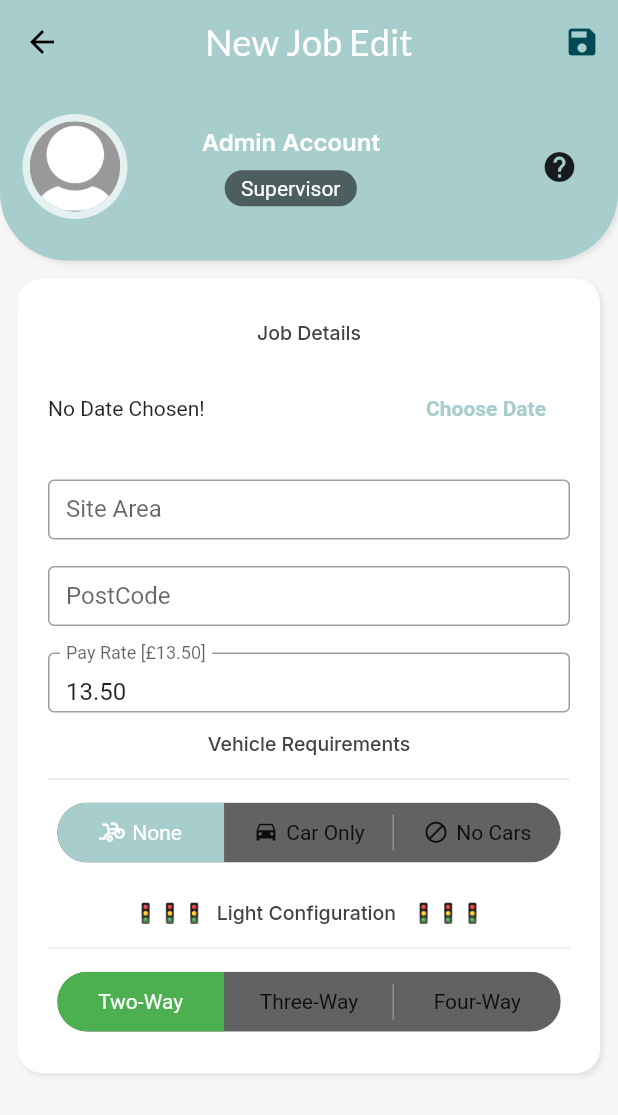
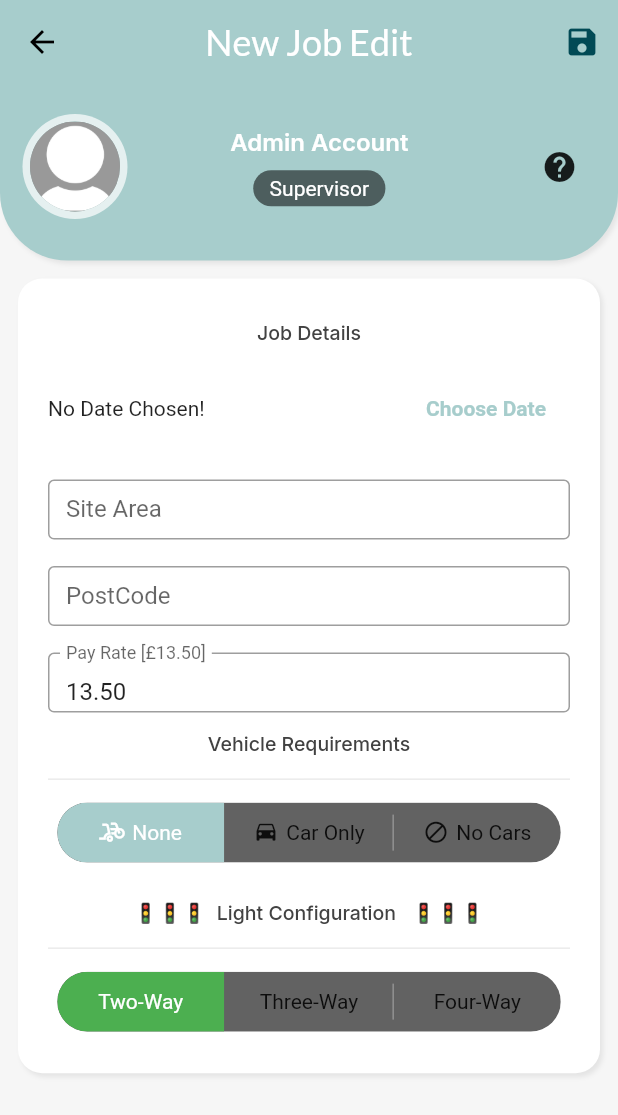
Before and after one commit to AlohaGodfrey/disso_app, a Flutter app: the EditJobScreen screen opened by its route, after a tap on the "help" icon, on a phone screen of 412 x 824 dp. Shown: the top 1115 px of the screen. Run offline on Flutter 3.47's test engine with Material 2 defaults, Android fonts, the phone set to English and light mode, and no system bars; drawn by our look-alikes of toggle_switch; our stand-ins replace circular_countdown_timer, cool_alert, font_awesome_flutter, google_fonts, google_maps_flutter, loading_animation_widget and 3 more; accounts and stored records are empty; network calls fail.

Commit message:
smallResponsiveChanges

```diff
--- a/lib/screens/auth_screen.dart
+++ b/lib/screens/auth_screen.dart
@@ -243,7 +243,9 @@ class _AuthCardState extends State<AuthCard>
         constraints: BoxConstraints(
           minHeight: _authMode == AuthMode.Signup ? 400 : 260,
         ),
-        width: deviceSize.width * 0.75,
+        // width: deviceSize.width * 0.75,
+        width: deviceSize.width > 600 ? 450 : deviceSize.width * 0.75,
+
         padding: const EdgeInsets.all(16.0),
         child: Form(
           key: _formKey,
--- a/lib/screens/edit_job_screen.dart
+++ b/lib/screens/edit_job_screen.dart
@@ -1,7 +1,7 @@
 import 'package:disso_app/screens/list_job_screen.dart';
 import 'package:flutter/material.dart';
 import 'package:provider/provider.dart';
-import '../widgets/profile_bar_sliver.dart';
+import '../widgets/profile_sliver.dart';
 import 'package:intl/intl.dart';
 import 'package:toggle_switch/toggle_switch.dart';
 import 'package:font_awesome_flutter/font_awesome_flutter.dart';
@@ -122,14 +122,16 @@ class _EditJobScreenState extends State<EditJobScreen> {
               ),
             ],
           ),
-          ProfileBarSliver(isAdmin: isAdmin),
+          ProfileSliver(isAdmin: isAdmin),
           SliverList(
             delegate: SliverChildListDelegate(
               [
                 Container(
                   height: (MediaQuery.of(context).size.height / 7) * 4.5,
                   padding: const EdgeInsets.all(20),
-                  width: double.infinity,
+                  width: MediaQuery.of(context).size.width > 600
+                      ? MediaQuery.of(context).size.width * 0.5
+                      : double.infinity,
                   margin: const EdgeInsets.all(12),
                   decoration: BoxDecoration(
                       borderRadius: BorderRadius.circular(16),
--- a/lib/screens/list_job_screen.dart
+++ b/lib/screens/list_job_screen.dart
@@ -82,6 +82,8 @@ class _ListJobScreenState extends State<ListJobScreen> {
     jobList = Provider.of<Jobs>(context, listen: true).jobItems;
     final isAdmin = Provider.of<Auth>(context).isAdmin; //checks isAdmin?
     jobAvailability = jobList.isNotEmpty;
+    final deviceSize = MediaQuery.of(context).size;
+
     return Scaffold(
       drawer: const AppDrawer(),
       body: CustomScrollView(
--- a/lib/screens/timesheet_screen.dart
+++ b/lib/screens/timesheet_screen.dart
@@ -1,6 +1,6 @@
 import 'package:flutter/material.dart';
 import 'package:provider/provider.dart';
-import '../widgets/profile_bar_sliver.dart';
+import '../widgets/profile_sliver.dart';
 
 import '../widgets/app_drawer.dart';
 import '../providers/auth.dart';
@@ -58,7 +58,7 @@ class _TimesheetScreenState extends State<TimesheetScreen> {
               ),
             ],
           ),
-          ProfileBarSliver(isAdmin: isAdmin),
+          ProfileSliver(isAdmin: isAdmin),
           SliverList(
             delegate: SliverChildListDelegate([
               FutureBuilder(
--- a/lib/widgets/location_input.dart
+++ b/lib/widgets/location_input.dart
@@ -9,8 +9,9 @@ class LocationInput extends StatelessWidget {
 
   @override
   Widget build(BuildContext context) {
+    final deviceSize = MediaQuery.of(context).size;
     return Container(
-      width: double.infinity,
+      width: deviceSize.width > 600 ? deviceSize.width * 0.5 : double.infinity,
       alignment: Alignment.center,
       decoration: BoxDecoration(
         border: Border.all(width: 1, color: Colors.grey),
--- a/lib/widgets/profile_bar_sliver.dart
+++ b/lib/widgets/profile_sliver.dart
@@ -5,25 +5,25 @@ import 'package:provider/provider.dart';
 import '../providers/Auth.dart';
 import '../theme/palette.dart';
 
-class ProfileBarSliver extends StatefulWidget {
+class ProfileSliver extends StatefulWidget {
   bool isAdmin;
-  ProfileBarSliver({this.isAdmin = false});
+  ProfileSliver({this.isAdmin = false});
   @override
-  _ProfileBarSliverState createState() => _ProfileBarSliverState();
+  _ProfileSliverState createState() => _ProfileSliverState();
 }
 
-class _ProfileBarSliverState extends State<ProfileBarSliver> {
+class _ProfileSliverState extends State<ProfileSliver> {
   @override
   Widget build(BuildContext context) {
     // final isAdmin = Provider.of<Auth>(context).isAdmin; //checks isAdmin?
-    Size size = MediaQuery.of(context).size;
+    Size deviceSize = MediaQuery.of(context).size;
     return SliverList(
       delegate: SliverChildListDelegate([
         Column(
           children: [
             Container(
               padding: EdgeInsets.symmetric(horizontal: 15),
-              height: size.height / 7,
+              height: deviceSize.height / 7,
               decoration: const BoxDecoration(
                   color: Palette.kToLight,
                   borderRadius: BorderRadius.vertical(
@@ -52,9 +52,10 @@ class _ProfileBarSliverState extends State<ProfileBarSliver> {
                           radius: 30,
                         ),
                       ),
-                      SizedBox(
-                        width: size.width * 0.12,
-                      ),
+                      // SizedBox(
+                      //   width: deviceSize.width * 0.12,
+                      // ),
+                      Spacer(),
                       Column(
                         children: [
                           widget.isAdmin
@@ -95,6 +96,9 @@ class _ProfileBarSliverState extends State<ProfileBarSliver> {
                         ],
                       ),
                       Spacer(),
+                      SizedBox(
+                        width: deviceSize.width * 0.02,
+                      ),
                       IconButton(
                           onPressed: () {
                             print(context.read<Auth?>()?.isAdmin);
```
Also changed, not shown: lib/screens/active_job_screen.dart (+12 -4 lines), lib/widgets/list_job_card.dart (+11 -6 lines), lib/widgets/profile_search_sliver.dart (+11 -6 lines), windows/runner/Debug/data/flutter_assets/packages/font_awesome_flutter/lib/fonts/fa-brands-400.ttf (added), windows/runner/Debug/data/flutter_assets/packages/font_awesome_flutter/lib/fonts/fa-regular-400.ttf (added), windows/runner/Debug/data/flutter_assets/packages/font_awesome_flutter/lib/fonts/fa-solid-900.ttf (added), 143 other files.
